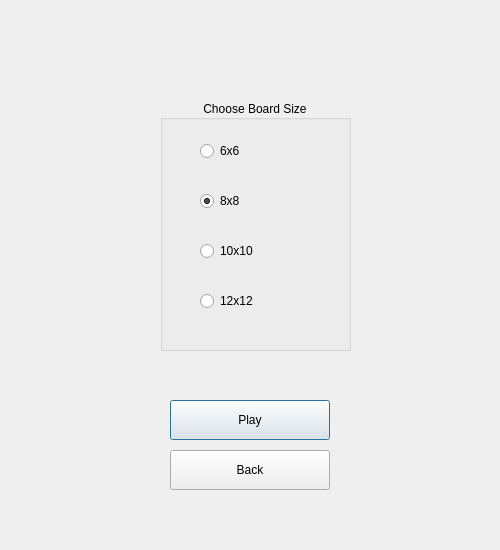
First picture: the form in src/GUI/chooseboardsize.ui, repository chudyandrej/OthelloGame_cpp, before the edit.
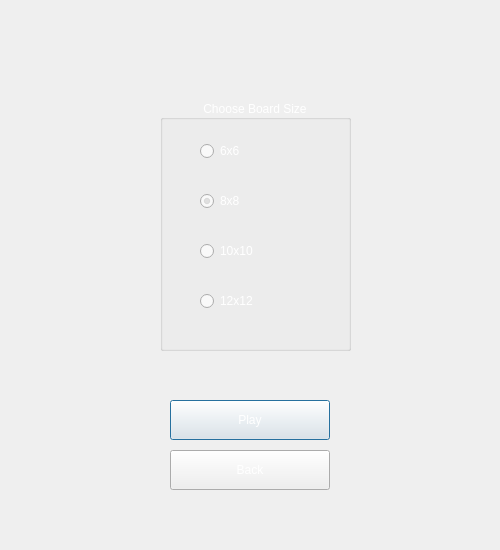
Second picture: the form after the edit.

Diff of the .ui file:
```diff
--- a/src/GUI/chooseboardsize.ui
+++ b/src/GUI/chooseboardsize.ui
@@ -10,6 +10,43 @@
     <height>550</height>
    </rect>
   </property>
+  <property name="palette">
+   <palette>
+    <active>
+     <colorrole role="Text">
+      <brush brushstyle="SolidPattern">
+       <color alpha="255">
+        <red>255</red>
+        <green>255</green>
+        <blue>255</blue>
+       </color>
+      </brush>
+     </colorrole>
+    </active>
+    <inactive>
+     <colorrole role="Text">
+      <brush brushstyle="SolidPattern">
+       <color alpha="255">
+        <red>255</red>
+        <green>255</green>
+        <blue>255</blue>
+       </color>
+      </brush>
+     </colorrole>
+    </inactive>
+    <disabled>
+     <colorrole role="Text">
+      <brush brushstyle="SolidPattern">
+       <color alpha="255">
+        <red>255</red>
+        <green>255</green>
+        <blue>255</blue>
+       </color>
+      </brush>
+     </colorrole>
+    </disabled>
+   </palette>
+  </property>
   <property name="windowTitle">
    <string>Othello - Choose Board Size</string>
   </property>
@@ -22,6 +59,340 @@
      <height>251</height>
     </rect>
    </property>
+   <property name="palette">
+    <palette>
+     <active>
+      <colorrole role="WindowText">
+       <brush brushstyle="SolidPattern">
+        <color alpha="255">
+         <red>255</red>
+         <green>255</green>
+         <blue>255</blue>
+        </color>
+       </brush>
+      </colorrole>
+      <colorrole role="Button">
+       <brush brushstyle="SolidPattern">
+        <color alpha="255">
+         <red>255</red>
+         <green>255</green>
+         <blue>255</blue>
+        </color>
+       </brush>
+      </colorrole>
+      <colorrole role="Midlight">
+       <brush brushstyle="SolidPattern">
+        <color alpha="255">
+         <red>255</red>
+         <green>255</green>
+         <blue>255</blue>
+        </color>
+       </brush>
+      </colorrole>
+      <colorrole role="Dark">
+       <brush brushstyle="SolidPattern">
+        <color alpha="255">
+         <red>255</red>
+         <green>248</green>
+         <blue>248</blue>
+        </color>
+       </brush>
+      </colorrole>
+      <colorrole role="Mid">
+       <brush brushstyle="SolidPattern">
+        <color alpha="255">
+         <red>255</red>
+         <green>255</green>
+         <blue>255</blue>
+        </color>
+       </brush>
+      </colorrole>
+      <colorrole role="Text">
+       <brush brushstyle="SolidPattern">
+        <color alpha="255">
+         <red>255</red>
+         <green>255</green>
+         <blue>255</blue>
+        </color>
+       </brush>
+      </colorrole>
+      <colorrole role="ButtonText">
+       <brush brushstyle="SolidPattern">
+        <color alpha="255">
+         <red>255</red>
+         <green>255</green>
+         <blue>255</blue>
+        </color>
+       </brush>
+      </colorrole>
+      <colorrole role="Base">
+       <brush brushstyle="SolidPattern">
+        <color alpha="255">
+         <red>249</red>
+         <green>249</green>
+         <blue>249</blue>
+        </color>
+       </brush>
+      </colorrole>
+      <colorrole role="Window">
+       <brush brushstyle="SolidPattern">
+        <color alpha="255">
+         <red>255</red>
+         <green>255</green>
+         <blue>255</blue>
+        </color>
+       </brush>
+      </colorrole>
+      <colorrole role="Shadow">
+       <brush brushstyle="SolidPattern">
+        <color alpha="255">
+         <red>255</red>
+         <green>255</green>
+         <blue>255</blue>
+        </color>
+       </brush>
+      </colorrole>
+      <colorrole role="AlternateBase">
+       <brush brushstyle="SolidPattern">
+        <color alpha="255">
+         <red>255</red>
+         <green>255</green>
+         <blue>255</blue>
+        </color>
+       </brush>
+      </colorrole>
+      <colorrole role="ToolTipText">
+       <brush brushstyle="SolidPattern">
+        <color alpha="255">
+         <red>229</red>
+         <green>220</green>
+         <blue>220</blue>
+        </color>
+       </brush>
+      </colorrole>
+     </active>
+     <inactive>
+      <colorrole role="WindowText">
+       <brush brushstyle="SolidPattern">
+        <color alpha="255">
+         <red>255</red>
+         <green>255</green>
+         <blue>255</blue>
+        </color>
+       </brush>
+      </colorrole>
+      <colorrole role="Button">
+       <brush brushstyle="SolidPattern">
+        <color alpha="255">
+         <red>255</red>
+         <green>255</green>
+         <blue>255</blue>
+        </color>
+       </brush>
+      </colorrole>
+      <colorrole role="Midlight">
+       <brush brushstyle="SolidPattern">
+        <color alpha="255">
+         <red>255</red>
+         <green>255</green>
+         <blue>255</blue>
+        </color>
+       </brush>
+      </colorrole>
+      <colorrole role="Dark">
+       <brush brushstyle="SolidPattern">
+        <color alpha="255">
+         <red>255</red>
+         <green>248</green>
+         <blue>248</blue>
+        </color>
+       </brush>
+      </colorrole>
+      <colorrole role="Mid">
+       <brush brushstyle="SolidPattern">
+        <color alpha="255">
+         <red>255</red>
+         <green>255</green>
+         <blue>255</blue>
+        </color>
+       </brush>
+      </colorrole>
+      <colorrole role="Text">
+       <brush brushstyle="SolidPattern">
+        <color alpha="255">
+         <red>255</red>
+         <green>255</green>
+         <blue>255</blue>
+        </color>
+       </brush>
+      </colorrole>
+      <colorrole role="ButtonText">
+       <brush brushstyle="SolidPattern">
+        <color alpha="255">
+         <red>255</red>
+         <green>255</green>
+         <blue>255</blue>
+        </color>
+       </brush>
+      </colorrole>
+      <colorrole role="Base">
+       <brush brushstyle="SolidPattern">
+        <color alpha="255">
+         <red>249</red>
+         <green>249</green>
+         <blue>249</blue>
+        </color>
+       </brush>
+      </colorrole>
+      <colorrole role="Window">
+       <brush brushstyle="SolidPattern">
+        <color alpha="255">
+         <red>255</red>
+         <green>255</green>
+         <blue>255</blue>
+        </color>
+       </brush>
+      </colorrole>
+      <colorrole role="Shadow">
+       <brush brushstyle="SolidPattern">
+        <color alpha="255">
+         <red>255</red>
+         <green>255</green>
+         <blue>255</blue>
+        </color>
+       </brush>
+      </colorrole>
+      <colorrole role="AlternateBase">
+       <brush brushstyle="SolidPattern">
+        <color alpha="255">
+         <red>255</red>
+         <green>255</green>
+         <blue>255</blue>
+        </color>
+       </brush>
+      </colorrole>
+      <colorrole role="ToolTipText">
+       <brush brushstyle="SolidPattern">
+        <color alpha="255">
+         <red>229</red>
+         <green>220</green>
+         <blue>220</blue>
+        </color>
+       </brush>
+      </colorrole>
+     </inactive>
+     <disabled>
+      <colorrole role="WindowText">
+       <brush brushstyle="SolidPattern">
+        <color alpha="255">
+         <red>255</red>
+         <green>248</green>
+         <blue>248</blue>
+        </color>
+       </brush>
+      </colorrole>
+      <colorrole role="Button">
+       <brush brushstyle="SolidPattern">
+        <color alpha="255">
+         <red>255</red>
+         <green>255</green>
+         <blue>255</blue>
+        </color>
+       </brush>
+      </colorrole>
+      <colorrole role="Midlight">
+       <brush brushstyle="SolidPattern">
+        <color alpha="255">
+         <red>255</red>
+         <green>255</green>
+         <blue>255</blue>
+        </color>
+       </brush>
+      </colorrole>
+      <colorrole role="Dark">
+       <brush brushstyle="SolidPattern">
+        <color alpha="255">
+         <red>255</red>
+         <green>248</green>
+         <blue>248</blue>
+        </color>
+       </brush>
+      </colorrole>
+      <colorrole role="Mid">
+       <brush brushstyle="SolidPattern">
+        <color alpha="255">
+         <red>255</red>
+         <green>255</green>
+         <blue>255</blue>
+        </color>
+       </brush>
+      </colorrole>
+      <colorrole role="Text">
+       <brush brushstyle="SolidPattern">
+        <color alpha="255">
+         <red>255</red>
+         <green>248</green>
+         <blue>248</blue>
+        </color>
+       </brush>
+      </colorrole>
+      <colorrole role="ButtonText">
+       <brush brushstyle="SolidPattern">
+        <color alpha="255">
+         <red>255</red>
+         <green>248</green>
+         <blue>248</blue>
+        </color>
+       </brush>
+      </colorrole>
+      <colorrole role="Base">
+       <brush brushstyle="SolidPattern">
+        <color alpha="255">
+         <red>255</red>
+         <green>255</green>
+         <blue>255</blue>
+        </color>
+       </brush>
+      </colorrole>
+      <colorrole role="Window">
+       <brush brushstyle="SolidPattern">
+        <color alpha="255">
+         <red>255</red>
+         <green>255</green>
+         <blue>255</blue>
+        </color>
+       </brush>
+      </colorrole>
+      <colorrole role="Shadow">
+       <brush brushstyle="SolidPattern">
+        <color alpha="255">
+         <red>255</red>
+         <green>255</green>
+         <blue>255</blue>
+        </color>
+       </brush>
+      </colorrole>
+      <colorrole role="AlternateBase">
+       <brush brushstyle="SolidPattern">
+        <color alpha="255">
+         <red>255</red>
+         <green>255</green>
+         <blue>255</blue>
+        </color>
+       </brush>
+      </colorrole>
+      <colorrole role="ToolTipText">
+       <brush brushstyle="SolidPattern">
+        <color alpha="255">
+         <red>229</red>
+         <green>220</green>
+         <blue>220</blue>
+        </color>
+       </brush>
+      </colorrole>
+     </disabled>
+    </palette>
+   </property>
    <property name="title">
     <string>Choose Board Size</string>
    </property>
@@ -96,6 +467,43 @@
      <height>40</height>
     </rect>
    </property>
+   <property name="palette">
+    <palette>
+     <active>
+      <colorrole role="ButtonText">
+       <brush brushstyle="SolidPattern">
+        <color alpha="255">
+         <red>255</red>
+         <green>255</green>
+         <blue>255</blue>
+        </color>
+       </brush>
+      </colorrole>
+     </active>
+     <inactive>
+      <colorrole role="ButtonText">
+       <brush brushstyle="SolidPattern">
+        <color alpha="255">
+         <red>255</red>
+         <green>255</green>
+         <blue>255</blue>
+        </color>
+       </brush>
+      </colorrole>
+     </inactive>
+     <disabled>
+      <colorrole role="ButtonText">
+       <brush brushstyle="SolidPattern">
+        <color alpha="255">
+         <red>255</red>
+         <green>255</green>
+         <blue>255</blue>
+        </color>
+       </brush>
+      </colorrole>
+     </disabled>
+    </palette>
+   </property>
    <property name="text">
     <string>Play</string>
    </property>
@@ -109,6 +517,43 @@
      <height>40</height>
     </rect>
    </property>
+   <property name="palette">
+    <palette>
+     <active>
+      <colorrole role="ButtonText">
+       <brush brushstyle="SolidPattern">
+        <color alpha="255">
+         <red>255</red>
+         <green>255</green>
+         <blue>255</blue>
+        </color>
+       </brush>
+      </colorrole>
+     </active>
+     <inactive>
+      <colorrole role="ButtonText">
+       <brush brushstyle="SolidPattern">
+        <color alpha="255">
+         <red>255</red>
+         <green>255</green>
+         <blue>255</blue>
+        </color>
+       </brush>
+      </colorrole>
+     </inactive>
+     <disabled>
+      <colorrole role="ButtonText">
+       <brush brushstyle="SolidPattern">
+        <color alpha="255">
+         <red>255</red>
+         <green>255</green>
+         <blue>255</blue>
+        </color>
+       </brush>
+      </colorrole>
+     </disabled>
+    </palette>
+   </property>
    <property name="text">
     <string>Back</string>
    </property>
```
